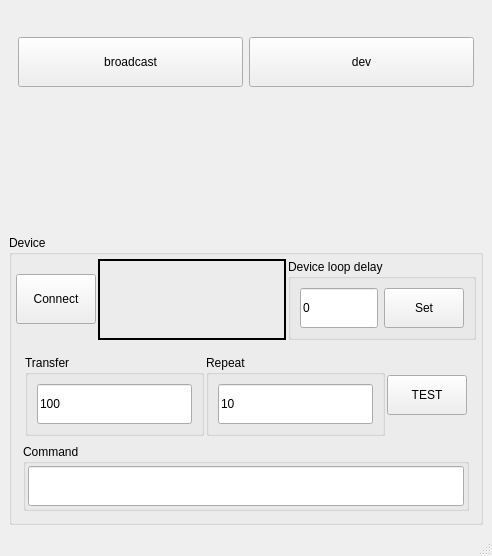
The window that tcp_udp/udp_broad/mainwindow.ui (saibi/qt) describes before a commit, drawn with Qt 5.
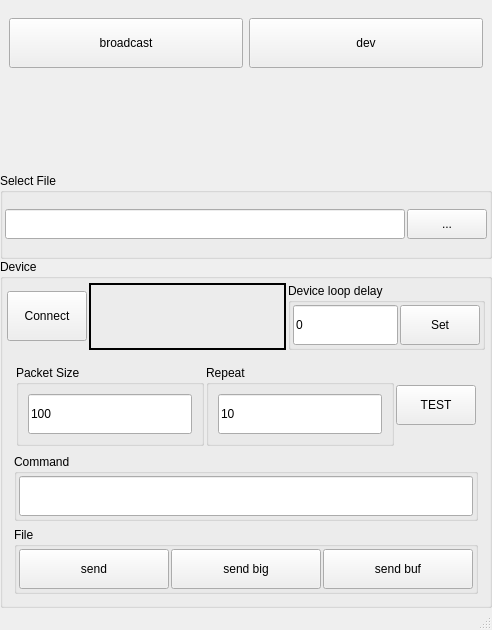
The same window after the commit. Custom widgets are drawn as their Qt base class.

Commit message: tcp packet#3 : disconnection handler, file buffer sender

```diff
--- a/tcp_udp/udp_broad/mainwindow.ui
+++ b/tcp_udp/udp_broad/mainwindow.ui
@@ -7,7 +7,7 @@
     <x>0</x>
     <y>0</y>
     <width>492</width>
-    <height>556</height>
+    <height>630</height>
    </rect>
   </property>
   <property name="windowTitle">
@@ -15,6 +15,21 @@
   </property>
   <widget class="QWidget" name="centralwidget">
    <layout class="QVBoxLayout" name="verticalLayout">
+    <property name="spacing">
+     <number>0</number>
+    </property>
+    <property name="leftMargin">
+     <number>0</number>
+    </property>
+    <property name="topMargin">
+     <number>0</number>
+    </property>
+    <property name="rightMargin">
+     <number>0</number>
+    </property>
+    <property name="bottomMargin">
+     <number>0</number>
+    </property>
     <item>
      <widget class="QWidget" name="widget_dev" native="true">
       <layout class="QHBoxLayout" name="horizontalLayout_7">
@@ -50,6 +65,53 @@
     <item>
      <widget class="DiscoverListForm" name="widget_discoverList" native="true"/>
     </item>
+    <item>
+     <widget class="QGroupBox" name="groupBox_file_select">
+      <property name="title">
+       <string>Select File</string>
+      </property>
+      <layout class="QHBoxLayout" name="horizontalLayout">
+       <property name="spacing">
+        <number>2</number>
+       </property>
+       <property name="leftMargin">
+        <number>2</number>
+       </property>
+       <property name="topMargin">
+        <number>2</number>
+       </property>
+       <property name="rightMargin">
+        <number>2</number>
+       </property>
+       <property name="bottomMargin">
+        <number>2</number>
+       </property>
+       <item>
+        <widget class="QLineEdit" name="lineEdit_file">
+         <property name="minimumSize">
+          <size>
+           <width>0</width>
+           <height>30</height>
+          </size>
+         </property>
+        </widget>
+       </item>
+       <item>
+        <widget class="QPushButton" name="pushButton_browse">
+         <property name="minimumSize">
+          <size>
+           <width>0</width>
+           <height>30</height>
+          </size>
+         </property>
+         <property name="text">
+          <string>...</string>
+         </property>
+        </widget>
+       </item>
+      </layout>
+     </widget>
+    </item>
     <item>
      <widget class="QGroupBox" name="groupBox_device">
       <property name="enabled">
@@ -130,6 +192,21 @@
              <string>Device loop delay</string>
             </property>
             <layout class="QHBoxLayout" name="horizontalLayout_2">
+             <property name="spacing">
+              <number>2</number>
+             </property>
+             <property name="leftMargin">
+              <number>2</number>
+             </property>
+             <property name="topMargin">
+              <number>2</number>
+             </property>
+             <property name="rightMargin">
+              <number>2</number>
+             </property>
+             <property name="bottomMargin">
+              <number>2</number>
+             </property>
              <item>
               <widget class="QLineEdit" name="lineEdit_delay">
                <property name="minimumSize">
@@ -186,7 +263,7 @@
              <item>
               <widget class="QGroupBox" name="groupBox_2">
                <property name="title">
-                <string>Transfer</string>
+                <string>Packet Size</string>
                </property>
                <layout class="QHBoxLayout" name="horizontalLayout_4">
                 <item>
@@ -277,6 +354,69 @@
             </layout>
            </widget>
           </item>
+          <item>
+           <widget class="QGroupBox" name="groupBox_file">
+            <property name="title">
+             <string>File</string>
+            </property>
+            <layout class="QHBoxLayout" name="horizontalLayout_9">
+             <property name="spacing">
+              <number>2</number>
+             </property>
+             <property name="leftMargin">
+              <number>2</number>
+             </property>
+             <property name="topMargin">
+              <number>2</number>
+             </property>
+             <property name="rightMargin">
+              <number>2</number>
+             </property>
+             <property name="bottomMargin">
+              <number>2</number>
+             </property>
+             <item>
+              <widget class="QPushButton" name="pushButton_send_file">
+               <property name="minimumSize">
+                <size>
+                 <width>0</width>
+                 <height>40</height>
+                </size>
+               </property>
+               <property name="text">
+                <string>send</string>
+               </property>
+              </widget>
+             </item>
+             <item>
+              <widget class="QPushButton" name="pushButton_send_big_file">
+               <property name="minimumSize">
+                <size>
+                 <width>0</width>
+                 <height>40</height>
+                </size>
+               </property>
+               <property name="text">
+                <string>send big</string>
+               </property>
+              </widget>
+             </item>
+             <item>
+              <widget class="QPushButton" name="pushButton_send_buffer">
+               <property name="minimumSize">
+                <size>
+                 <width>0</width>
+                 <height>40</height>
+                </size>
+               </property>
+               <property name="text">
+                <string>send buf</string>
+               </property>
+              </widget>
+             </item>
+            </layout>
+           </widget>
+          </item>
          </layout>
         </widget>
        </item>
```
The commit also changes 5 other files.
